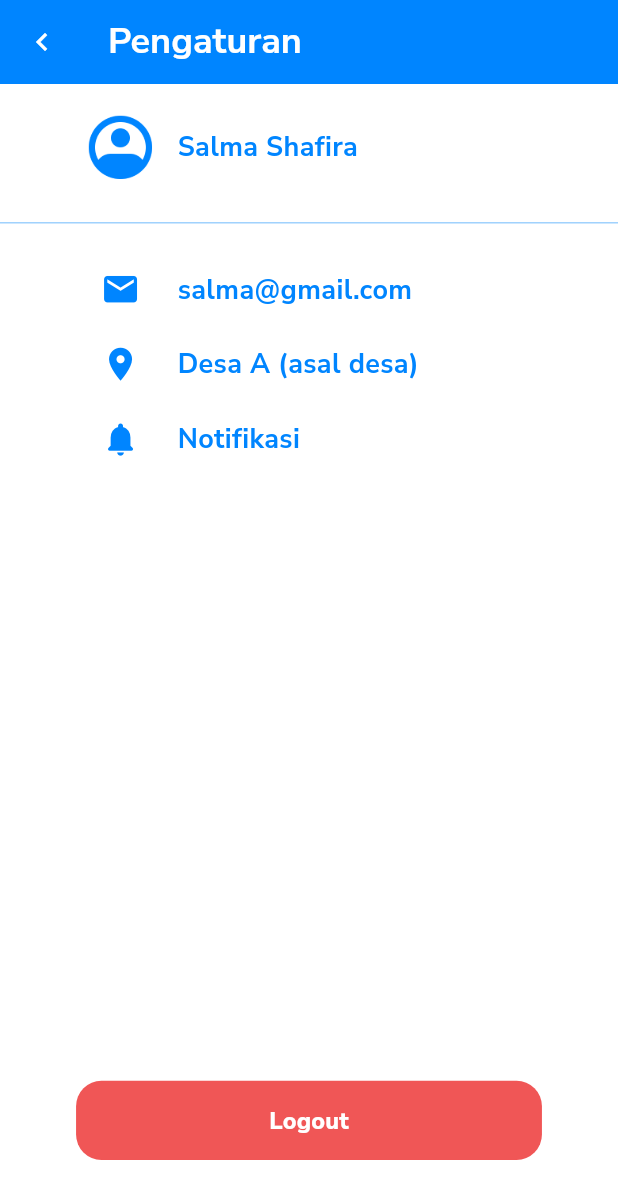
After one commit to dimassdoubles/FT20240317-GetasanApp, a Flutter app: the SettingPage screen opened directly, on a phone screen of 412 x 824 dp. The commit adds this screen. Shown: the top 1199 px of the screen. Run offline on Flutter 3.47's test engine with Material 3 defaults, Android fonts, the phone set to English and light mode, and no system bars; our stand-ins replace flutter_easyloading, flutter_riverpod, flutter_screenutil, google_fonts.

Commit message:
feat: tampilan setting page

```diff
--- /dev/null
+++ b/lib/features/common/constant/style/app_size.dart
@@ -0,0 +1,7 @@
+import 'package:flutter_screenutil/flutter_screenutil.dart';
+
+class AppSize {
+  AppSize._();
+
+  static final pagePadding = 48.w;
+}
--- a/lib/features/home/presentation/page/home_page.dart
+++ b/lib/features/home/presentation/page/home_page.dart
@@ -2,6 +2,7 @@ import 'package:flutter/material.dart';
 import 'package:flutter_screenutil/flutter_screenutil.dart';
 import 'package:getasan_app/features/common/presentation/widget/getasan_app_bar.dart';
 import 'package:getasan_app/features/home/presentation/widget/home_view.dart';
+import 'package:getasan_app/features/setting/presentation/page/setting_page.dart';
 
 class HomePage extends StatelessWidget {
   const HomePage({super.key});
@@ -10,9 +11,19 @@ class HomePage extends StatelessWidget {
   Widget build(BuildContext context) {
     return Scaffold(
       appBar: GetasanAppBar(
-        action: Image.asset(
-          'assets/icons/ic_action.png',
-          height: 27.w,
+        action: GestureDetector(
+          onTap: () {
+            Navigator.push(
+              context,
+              MaterialPageRoute(
+                builder: (context) => const SettingPage(),
+              ),
+            );
+          },
+          child: Image.asset(
+            'assets/icons/ic_action.png',
+            height: 27.w,
+          ),
         ),
       ),
       body: const HomeView(),
--- /dev/null
+++ b/lib/features/setting/presentation/page/setting_page.dart
@@ -0,0 +1,60 @@
+import 'package:flutter/material.dart';
+import 'package:flutter_riverpod/flutter_riverpod.dart';
+import 'package:flutter_screenutil/flutter_screenutil.dart';
+import 'package:getasan_app/features/common/constant/style/app_colors.dart';
+import 'package:getasan_app/features/common/constant/style/app_size.dart';
+import 'package:getasan_app/features/common/constant/style/app_texts.dart';
+import 'package:getasan_app/features/common/presentation/widget/button/primary_button.dart';
+import 'package:getasan_app/features/common/presentation/widget/gaps.dart';
+import 'package:getasan_app/features/setting/presentation/widgets/setting_header.dart';
+import 'package:getasan_app/features/setting/presentation/widgets/setting_tile.dart';
+
+class SettingPage extends ConsumerWidget {
+  const SettingPage({super.key});
+
+  @override
+  Widget build(BuildContext context, WidgetRef ref) {
+    return Scaffold(
+      appBar: AppBar(
+        backgroundColor: AppColors.primary,
+        foregroundColor: AppColors.white,
+        automaticallyImplyLeading: false,
+        leading: IconButton(
+          onPressed: () => Navigator.pop(context),
+          icon: const Icon(Icons.chevron_left),
+        ),
+        title: Text(
+          'Pengaturan',
+          style: AppTexts.bold.copyWith(fontSize: 24),
+        ),
+      ),
+      body: Column(
+        children: [
+          const SettingHeader(),
+          const Divider(color: AppColors.primary200),
+          Gaps.v24,
+          const SettingTile(icon: Icons.email, label: 'salma@gmail.com'),
+          Gaps.v24,
+          const SettingTile(icon: Icons.place, label: 'Desa A (asal desa)'),
+          Gaps.v24,
+          const SettingTile(
+              icon: Icons.notifications_rounded, label: 'Notifikasi'),
+          const Spacer(),
+          Padding(
+            padding: EdgeInsets.fromLTRB(
+              AppSize.pagePadding,
+              16.w,
+              AppSize.pagePadding,
+              AppSize.pagePadding,
+            ),
+            child: PrimaryButton(
+              label: 'Logout',
+              onTap: () {},
+              backgroundColor: AppColors.danger,
+            ),
+          ),
+        ],
+      ),
+    );
+  }
+}
--- /dev/null
+++ b/lib/features/setting/presentation/widgets/setting_header.dart
@@ -0,0 +1,38 @@
+import 'package:flutter/material.dart';
+import 'package:flutter_riverpod/flutter_riverpod.dart';
+import 'package:flutter_screenutil/flutter_screenutil.dart';
+import 'package:getasan_app/features/common/constant/style/app_colors.dart';
+import 'package:getasan_app/features/common/constant/style/app_size.dart';
+import 'package:getasan_app/features/common/constant/style/app_texts.dart';
+import 'package:getasan_app/features/common/presentation/widget/gaps.dart';
+
+class SettingHeader extends ConsumerWidget {
+  const SettingHeader({super.key});
+
+  static final spaceIconWidth = 56.w;
+  static final paddingSize = AppSize.pagePadding;
+
+  @override
+  Widget build(BuildContext context, WidgetRef ref) {
+    return Padding(
+      padding: EdgeInsets.symmetric(horizontal: paddingSize, vertical: 16.w),
+      child: Row(
+        children: [
+          Container(
+            width: spaceIconWidth,
+            alignment: Alignment.center,
+            child: Image.asset('assets/icons/ic_user_pict.png', width: 48.w),
+          ),
+          Gaps.h8,
+          Text(
+            'Salma Shafira',
+            style: AppTexts.bold.copyWith(
+              color: AppColors.primary,
+              fontSize: 18,
+            ),
+          ),
+        ],
+      ),
+    );
+  }
+}
--- /dev/null
+++ b/lib/features/setting/presentation/widgets/setting_tile.dart
@@ -0,0 +1,41 @@
+import 'package:flutter/material.dart';
+import 'package:flutter_riverpod/flutter_riverpod.dart';
+import 'package:flutter_screenutil/flutter_screenutil.dart';
+import 'package:getasan_app/features/common/constant/style/app_colors.dart';
+import 'package:getasan_app/features/common/constant/style/app_texts.dart';
+import 'package:getasan_app/features/common/presentation/widget/gaps.dart';
+import 'package:getasan_app/features/setting/presentation/widgets/setting_header.dart';
+
+class SettingTile extends ConsumerWidget {
+  final IconData icon;
+  final String label;
+  const SettingTile({super.key, required this.icon, required this.label,});
+
+  @override
+  Widget build(BuildContext context, WidgetRef ref) {
+    return Padding(
+      padding: EdgeInsets.symmetric(horizontal: SettingHeader.paddingSize),
+      child: Row(
+        children: [
+          Container(
+            width: SettingHeader.spaceIconWidth,
+            alignment: Alignment.center,
+            child: Icon(
+              icon,
+              color: AppColors.primary,
+              size: 25.w,
+            ),
+          ),
+          Gaps.h8,
+          Text(
+            label,
+            style: AppTexts.bold.copyWith(
+              color: AppColors.primary,
+              fontSize: 18,
+            ),
+          ),
+        ],
+      ),
+    );
+  }
+}
```
Also changed, not shown: assets/icons/ic_user_pict.png (added).
